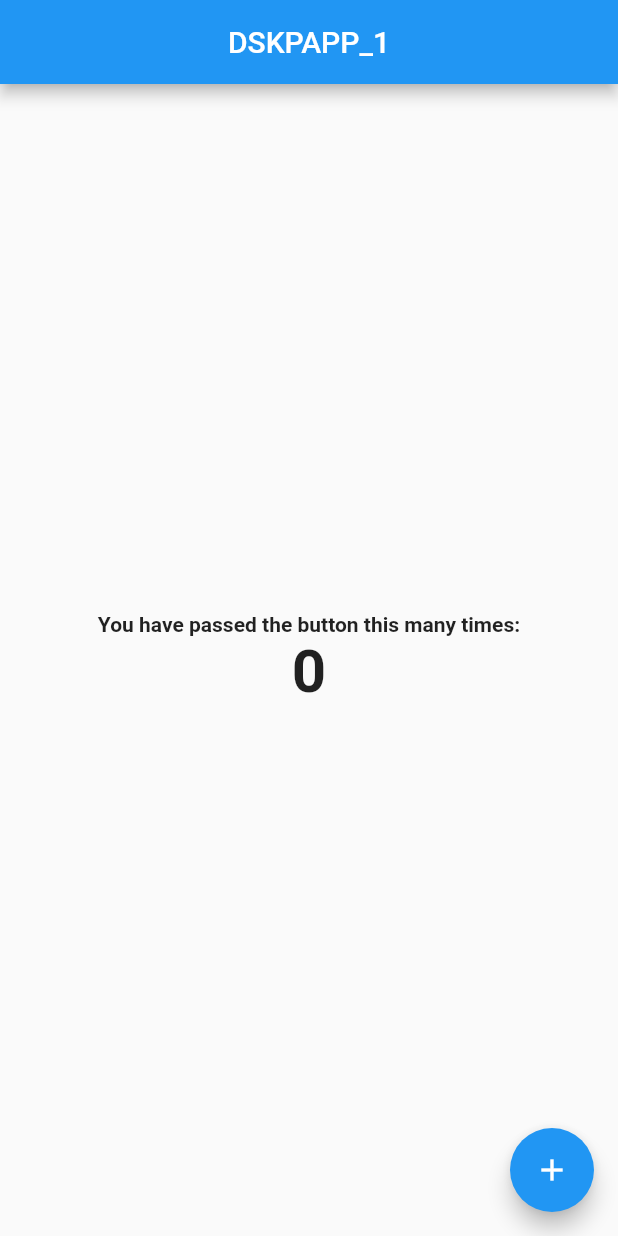
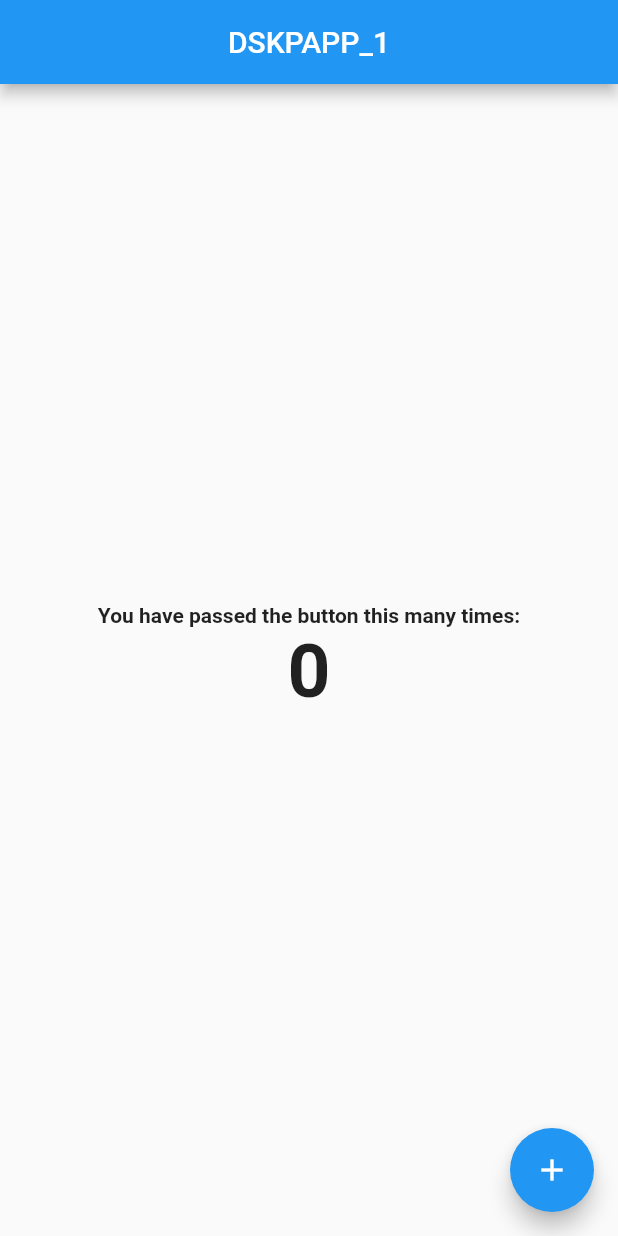
Before and after one commit to SummiyaJaved/Counter-App, a Flutter app: the screen it shows after launch, on a phone screen of 412 x 824 dp. Run offline on Flutter 3.47's test engine with Material 2 defaults, Android fonts, the phone set to English and light mode, and no system bars.

Commit message:
font size changed to 50px

```diff
--- a/lib/main.dart
+++ b/lib/main.dart
@@ -45,7 +45,7 @@ class _HomeScreenState extends State<HomeScreen>{
               ),
               Text(
                 '$counter',
-                style: TextStyle(fontSize: 40, fontWeight:FontWeight.bold),
+                style: TextStyle(fontSize: 50, fontWeight:FontWeight.bold),
               )
             ],
 
```
